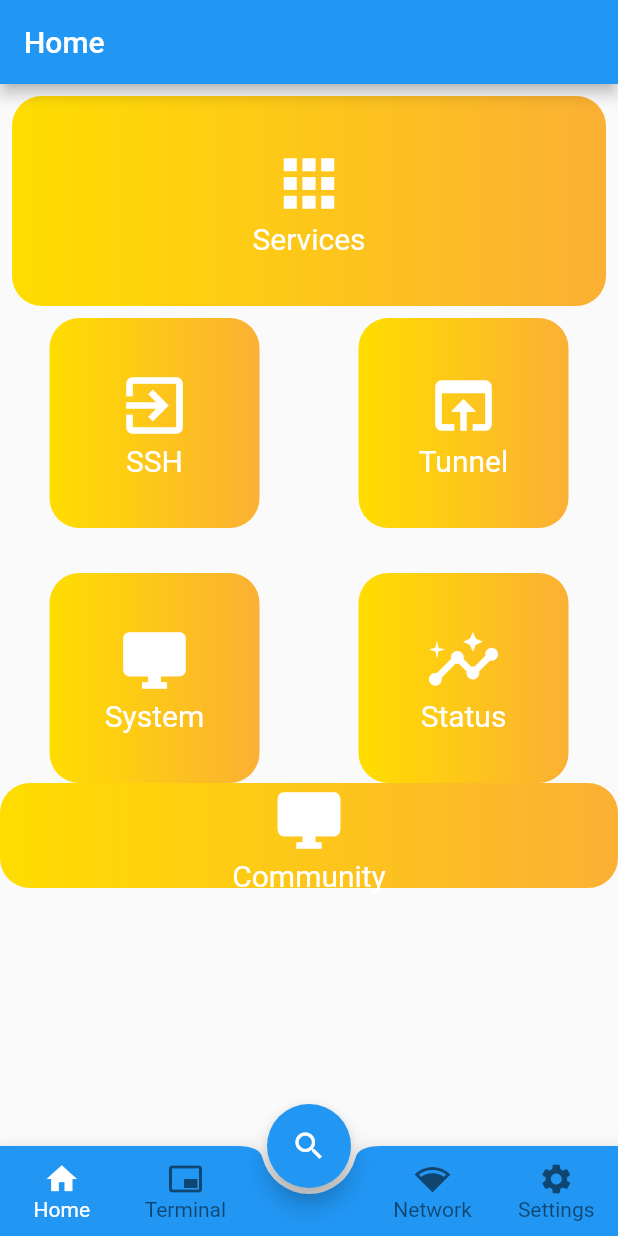
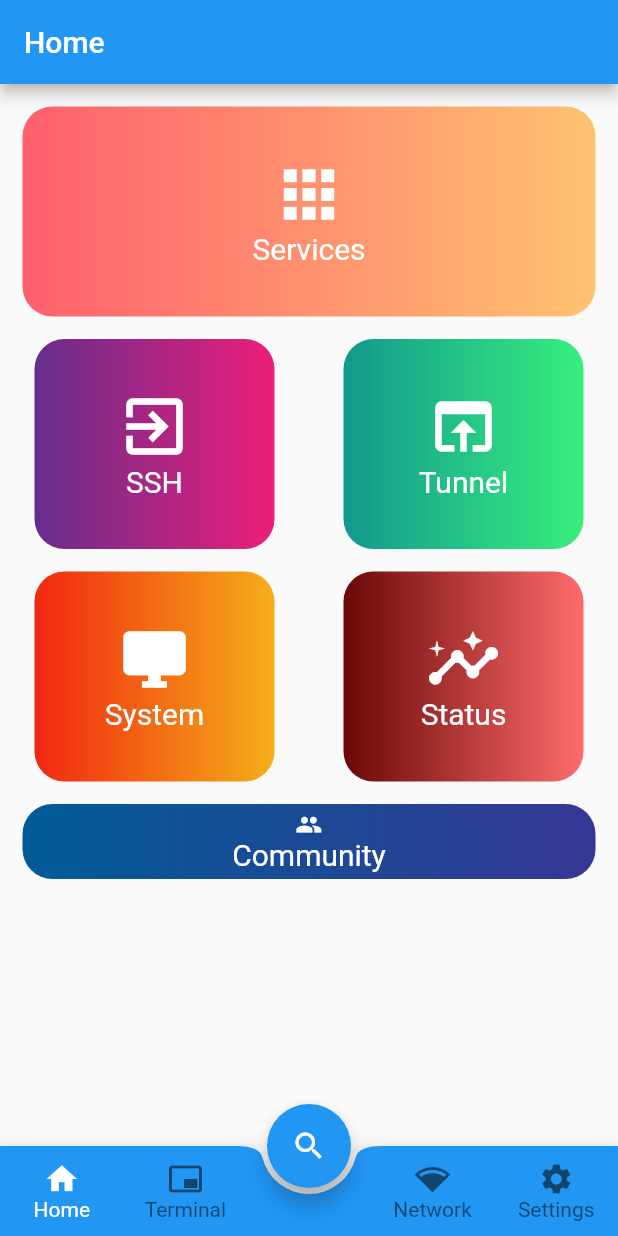
Before and after one commit to treehouses/flutter-ble-terminal, a Flutter app: the screen it shows after launch, on a phone screen of 412 x 824 dp. Run offline on Flutter 3.47's test engine with Material 2 defaults, Android fonts, the phone set to English and light mode, and no system bars; our stand-ins replace flutter_blue, shared_preferences.

Commit message:
add padding and colors

```diff
--- a/lib/ui/home/screen/services_screen.dart
+++ b/lib/ui/home/screen/services_screen.dart
@@ -7,21 +7,20 @@ class ServicesScreen extends StatefulWidget {
 }
 
 class _ServicesScreenState extends State<ServicesScreen> {
-  bool sharingData = false;
+  static const double padding = 15;
   @override
   Widget build(BuildContext context) {
     return Scaffold(
         body: SingleChildScrollView(
             child: Column(
               crossAxisAlignment: CrossAxisAlignment.start,
-
               children: [
                 Column(
                     children: <Widget> [
                       Padding(
-                        padding: const EdgeInsets.all(8.0),
+                        padding: const EdgeInsets.all(padding),
                         child: GradientCard(
-                            [Color(0xFFffdd00), Color(0xFFfbb034)],
+                            [Color(0xFFFF5F6D), Color(0xFFFFC371)],
                             [MediaQuery.of(context).size.width, 140],
                             Icons.apps,
                             "Services"
@@ -33,44 +32,47 @@ class _ServicesScreenState extends State<ServicesScreen> {
                   mainAxisAlignment: MainAxisAlignment.spaceAround,
                   children: [
                     GradientCard(
-                        [Color(0xFFffdd00), Color(0xFFfbb034)],
-                        [140, 140],
+                        [Color(0xFF662D8C), Color(0xFFED1E79)],
+                        [160, 140],
                         Icons.exit_to_app,
                         "SSH"
                     ),
                     GradientCard(
-                        [Color(0xFFffdd00), Color(0xFFfbb034)],
-                        [140, 140],
+                        [Color(0xFF11998E), Color(0xFF38EF7D)],
+                        [160, 140],
                         Icons.open_in_browser,
                         "Tunnel"
                     ),
                   ],
                 ),
-                SizedBox(height: 30),
+                SizedBox(height: padding),
                 Row(
                   mainAxisAlignment: MainAxisAlignment.spaceAround,
                   children: [
                     GradientCard(
-                        [Color(0xFFffdd00), Color(0xFFfbb034)],
-                        [140, 140],
+                        [Color(0xFFF12711), Color(0xFFF5AF19)],
+                        [160, 140],
                         Icons.desktop_windows,
                         "System"
                     ),
                     GradientCard(
-                        [Color(0xFFffdd00), Color(0xFFfbb034)],
-                        [140, 140],
+                        [Color(0xFF690808), Color(0xFFFF6b6b)],
+                        [160, 140],
                         Icons.insights,
                         "Status"
                     ),
                   ],
                 ),
-                Row(
+                Column(
                   children: [
-                    GradientCard(
-                        [Color(0xFFffdd00), Color(0xFFfbb034)],
-                        [MediaQuery.of(context).size.width, 70],
-                        Icons.desktop_windows,
-                        "Community"
+                    Padding(
+                      padding: const EdgeInsets.all(padding),
+                      child: GradientCard(
+                          [Color(0xFF005C97), Color(0xFF363795)],
+                          [MediaQuery.of(context).size.width, 50],
+                          Icons.people,
+                          "Community"
+                      ),
                     ),
                   ],
                 ),
--- a/lib/ui/widgets/gradient_card.dart
+++ b/lib/ui/widgets/gradient_card.dart
@@ -42,7 +42,7 @@ class _GradientCard extends State<GradientCard> {
             mainAxisAlignment: MainAxisAlignment.center,
             crossAxisAlignment: CrossAxisAlignment.center,
             children: [
-              Icon(widget.icon, color: Colors.white, size: 50),
+              Icon(widget.icon, color: Colors.white, size: widget.sizes[1]/2.8),
               Text(widget.type, style: TextStyle(fontSize: 20, color: Colors.white))
             ],
           )
```
